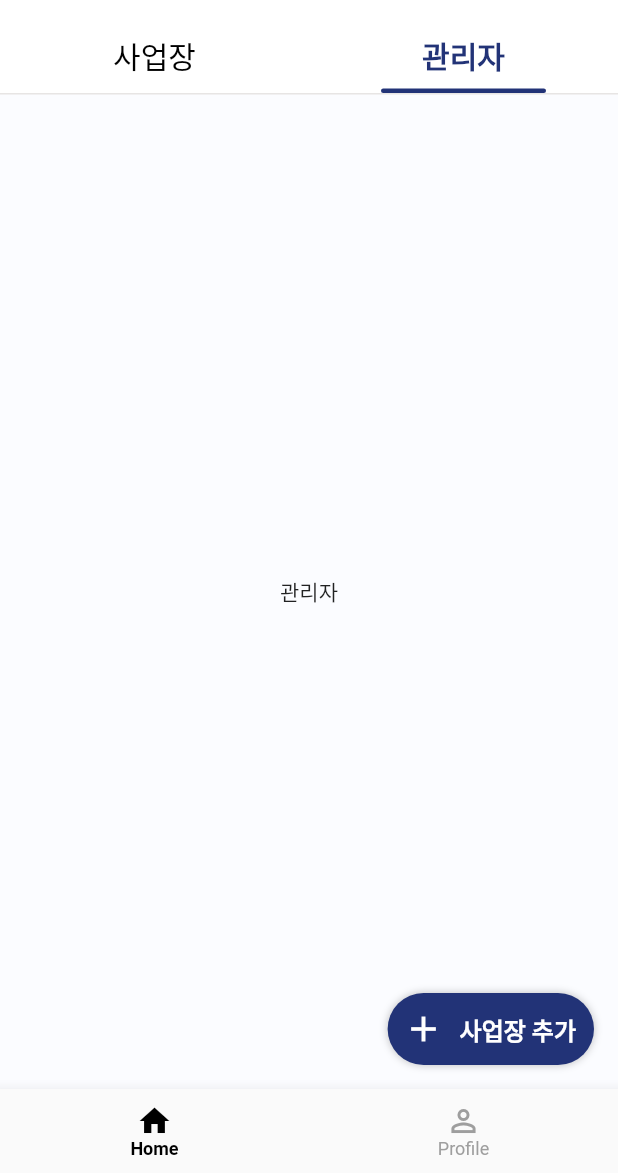
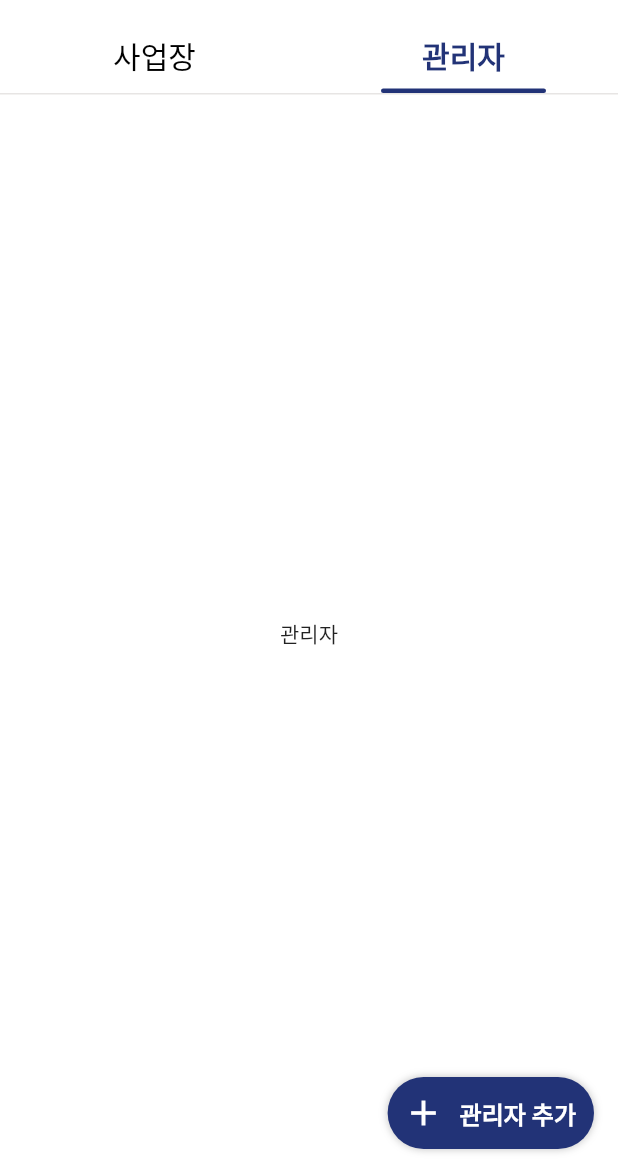
Before and after one commit to seong9566/sworks_mobile, a Flutter app: the SystemManagerHomeView screen opened by its route, tab 2 chosen, on a phone screen of 412 x 824 dp, the part 63-1236 px from its top. Run offline on Flutter 3.47's test engine with Material 3 defaults, Android fonts, the phone set to English and light mode, and no system bars; our stand-ins replace dio, firebase_core, flutter_riverpod, flutter_secure_storage, freezed_annotation, go_router and 3 more; accounts and stored records are empty; Roboto replaces fonts that are missing (Pretendard).

Commit message:
refactor: 시스템 관리자 기능을 feature 모듈로 분리하고 라우팅 구조 개선

```diff
--- a/lib/core/theme/app_theme.dart
+++ b/lib/core/theme/app_theme.dart
@@ -70,9 +70,10 @@ const Color unSelectColor = Color(0xff61758A);
 const Color selectColor = Color(0xff121417);
 const Color indicatorColor = Color(0xffc4cdd8);
 const Color primaryColor = Color(0xff223377);
-const Color scaffoldColor = Color(0xffFBFCFF);
+// const Color scaffoldColor = Color(0xffFBFCFF);
+const Color scaffoldColor = Color(0xffFFFFFF);
 const Color grayBorderColor = Color(0xffE7E5E4);
-
+const Color inputFieldColor = Color(0xffF5F7FA);
 const Color grayDarkColor = Color(0xff8C978D);
 const Color borderGrayColor = Color(0xffE7E5E4);
 const Color descriptionDarkColor = Color(0xff333D4B);
--- a/lib/features/auth/presentation/view/login_view.dart
+++ b/lib/features/auth/presentation/view/login_view.dart
@@ -41,7 +41,7 @@ class _LoginViewState extends ConsumerState<LoginView> {
       // 시스템 관리자
       if (next.loginStatus == LoginStatusEnum.systemManager) {
         Logger().d("시스템 관리자");
-
+        context.goNamed('system-manager');
         return;
       }
       // 매니저
--- a/lib/features/system_manager/presentation/view/provider/system_manager_home_view_di.dart
+++ b/lib/features/system_manager/features/home/presentation/view/provider/system_manager_home_view_di.dart
@@ -1,5 +1,5 @@
 import 'package:flutter_riverpod/flutter_riverpod.dart';
-import 'package:sworks_mobile/features/system_manager/presentation/viewmodels/system_manager_home_viewmodel.dart';
+import 'package:sworks_mobile/features/system_manager/features/home/presentation/viewmodels/system_manager_home_viewmodel.dart';
 
 final systemManagerViewModelProvider =
     StateNotifierProvider<SystemManagerViewModel, SystemManagerState>(
--- a/lib/features/system_manager/presentation/view/system_manager_home_view.dart
+++ b/lib/features/system_manager/features/home/presentation/view/system_manager_home_view.dart
@@ -1,8 +1,8 @@
 import 'package:flutter/material.dart';
 import 'package:flutter_riverpod/flutter_riverpod.dart';
 import 'package:sworks_mobile/core/theme/app_theme.dart';
-import 'package:sworks_mobile/features/system_manager/presentation/view/provider/system_manager_home_view_di.dart';
-import 'package:sworks_mobile/features/system_manager/presentation/view/widgets/site_list_view.dart';
+import 'package:sworks_mobile/features/system_manager/features/home/presentation/view/provider/system_manager_home_view_di.dart';
+import 'package:sworks_mobile/features/system_manager/features/home/presentation/view/widgets/site_list_view.dart';
 import 'package:sworks_mobile/features/widgets/app_bar.dart';
 import 'package:sworks_mobile/features/widgets/default_floating_action_button.dart';
 import 'package:sworks_mobile/features/widgets/default_tab_bar.dart';
@@ -19,7 +19,7 @@ class _SystemManagerHomeViewState extends ConsumerState<SystemManagerHomeView>
     with TickerProviderStateMixin {
   late TabController _tabController;
   late ScrollController siteScrollController;
-  double scrollPosition = 0.0;
+  double siteScrollPosition = 0.0;
 
   @override
   void initState() {
@@ -37,9 +37,9 @@ class _SystemManagerHomeViewState extends ConsumerState<SystemManagerHomeView>
     /// Scroll 리스너
     siteScrollController.addListener(() {
       double current = siteScrollController.position.pixels;
-      if ((current - scrollPosition).abs() > 5) {
+      if ((current - siteScrollPosition).abs() > 5) {
         setState(() {
-          scrollPosition = current;
+          siteScrollPosition = current;
         });
       }
     });
@@ -50,11 +50,18 @@ class _SystemManagerHomeViewState extends ConsumerState<SystemManagerHomeView>
     return Scaffold(
       appBar: mainAppBar(context, () {}),
       body: _body(),
-      floatingActionButton: DefaultFloatingActionButton(
-        scrollPosition: scrollPosition,
-        title: '사업장 추가',
-        onPressed: () {},
-      ),
+      floatingActionButton:
+          ref.watch(systemManagerViewModelProvider).tabIndex == 0
+          ? DefaultFloatingActionButton(
+              scrollPosition: siteScrollPosition,
+              title: '사업장 추가',
+              onPressed: () {},
+            )
+          : DefaultFloatingActionButton(
+              scrollPosition: siteScrollPosition,
+              title: '관리자 추가',
+              onPressed: () {},
+            ),
     );
   }
 
--- a/lib/features/system_manager/presentation/view/widgets/site_list_view.dart
+++ b/lib/features/system_manager/features/home/presentation/view/widgets/site_list_view.dart
@@ -1,5 +1,5 @@
 import 'package:flutter/material.dart';
-import 'package:sworks_mobile/features/system_manager/presentation/view/widgets/site_card_item.dart';
+import 'package:sworks_mobile/features/system_manager/features/home/presentation/view/widgets/site_card_item.dart';
 
 class SiteListView extends StatelessWidget {
   final ScrollController scrollController;
--- a/lib/routers.dart
+++ b/lib/routers.dart
@@ -1,36 +1,36 @@
 import 'package:sworks_mobile/features/auth/presentation/view/password_change_view.dart';
-import 'package:sworks_mobile/features/system_manager/presentation/view/system_manager_home_view.dart';
+import 'package:sworks_mobile/features/system_manager/features/home/presentation/view/system_manager_home_view.dart';
 import 'package:sworks_mobile/features/base/presentation/base_view.dart';
 import 'package:sworks_mobile/features/site/presentation/view/selete_site_view.dart';
 import 'package:sworks_mobile/features/calendar/presentation/view/calendar_view.dart';
 import 'package:sworks_mobile/features/auth/presentation/view/login_view.dart';
 import 'package:flutter/material.dart';
 import 'package:go_router/go_router.dart';
+import 'package:sworks_mobile/features/system_manager/features/site_edit/view/site_edit_view.dart';
 
 import 'features/profile/presentation/profile_view.dart';
 
 // routes.dart
 final GlobalKey<NavigatorState> rootNavKey = GlobalKey<NavigatorState>();
 final GlobalKey<NavigatorState> shellNavKey = GlobalKey<NavigatorState>();
+final GlobalKey<NavigatorState> systemManagerNavKey =
+    GlobalKey<NavigatorState>();
 
 final router = GoRouter(
   navigatorKey: rootNavKey,
-  // initialLocation: '/login',
-  initialLocation: '/system-manager',
+  initialLocation: '/login',
   routes: [
-    // 로그인 화면
+    // 인증 관련 라우트 (ShellRoute 외부)
     GoRoute(
       path: '/login',
       name: 'login',
       builder: (context, state) => LoginView(),
     ),
-    // 비밀번호 변경
     GoRoute(
       path: '/password-change',
       name: 'password-change',
       builder: (context, state) => PasswordChangeView(),
     ),
-    // 사업장 선택
     GoRoute(
       path: '/site-selection',
       name: 'site-selection',
@@ -51,35 +51,53 @@ final router = GoRouter(
       ),
     ),
 
-    // [메인 레이아웃]
+    // [시스템 관리자용 ShellRoute]
+    ShellRoute(
+      navigatorKey: systemManagerNavKey,
+      builder: (context, state, child) {
+        return child; // 시스템 관리자는 별도의 Shell이 필요 없음
+      },
+      routes: [
+        GoRoute(
+          path: '/system-manager-home',
+          name: 'system-manager-home',
+          builder: (context, state) => const SystemManagerHomeView(),
+          routes: [
+            GoRoute(
+              path: 'site-edit',
+              name: 'site-edit',
+              builder: (context, state) => const SiteEditView(),
+            ),
+            // 시스템 관리자의 다른 하위 라우트들...
+          ],
+        ),
+      ],
+    ),
+
+    // [일반 사용자용 ShellRoute]
     ShellRoute(
       navigatorKey: shellNavKey,
       builder: (context, state, child) {
-        return BaseView(child: child);
+        return BaseView(child: child); // 일반 사용자는 BaseView를 통해 표시
       },
       routes: [
         GoRoute(
-          path: '/system-manager',
-          name: 'system-manager',
-          builder: (context, state) => const SystemManagerHomeView(),
+          path: '/home',
+          name: 'home',
+          builder: (context, state) => const CalendarView(), // 일반 사용자의 홈 화면
         ),
-
-        // /calendar → 달력 탭
         GoRoute(
           path: '/calendar',
           name: 'calendar',
           pageBuilder: (context, state) =>
               NoTransitionPage(child: CalendarView()),
-          // pageBuilder: (context, state) =>
-          //     NoTransitionPage(child: CustomCalendarView()),
         ),
-        // /profile → 프로필 탭
         GoRoute(
           path: '/profile',
           name: 'profile',
           pageBuilder: (context, state) =>
               NoTransitionPage(child: ProfileView()),
-          // Profile 내부 하위 페이지가 있다면 아래 routes에 더 작성하면 됌.
+          // Profile 내부 하위 페이지가 있다면 아래 routes에 더 작성
           // routes: [],
         ),
       ],
```
Also changed, not shown: lib/core/auth/auth_provider.dart (added, +51 -0 lines), lib/features/auth/presentation/view/widgets/auth_input_field.dart (+4 -4 lines), lib/features/system_manager/features/site_edit/view/site_edit_view.dart (added, +10 -0 lines), mcp_config.json (added, +21 -0 lines), package.json (added, +15 -0 lines), lib/core/auth/auth_provider.freezed.dart (added), lib/features/system_manager/features/home/presentation/view/widgets/site_card_item.dart (renamed from lib/features/system_manager/presentation/view/widgets/site_card_item.dart), lib/features/system_manager/features/home/presentation/viewmodels/system_manager_home_viewmodel.dart (renamed from lib/features/system_manager/presentation/viewmodels/system_manager_home_viewmodel.dart), 1 other file.
